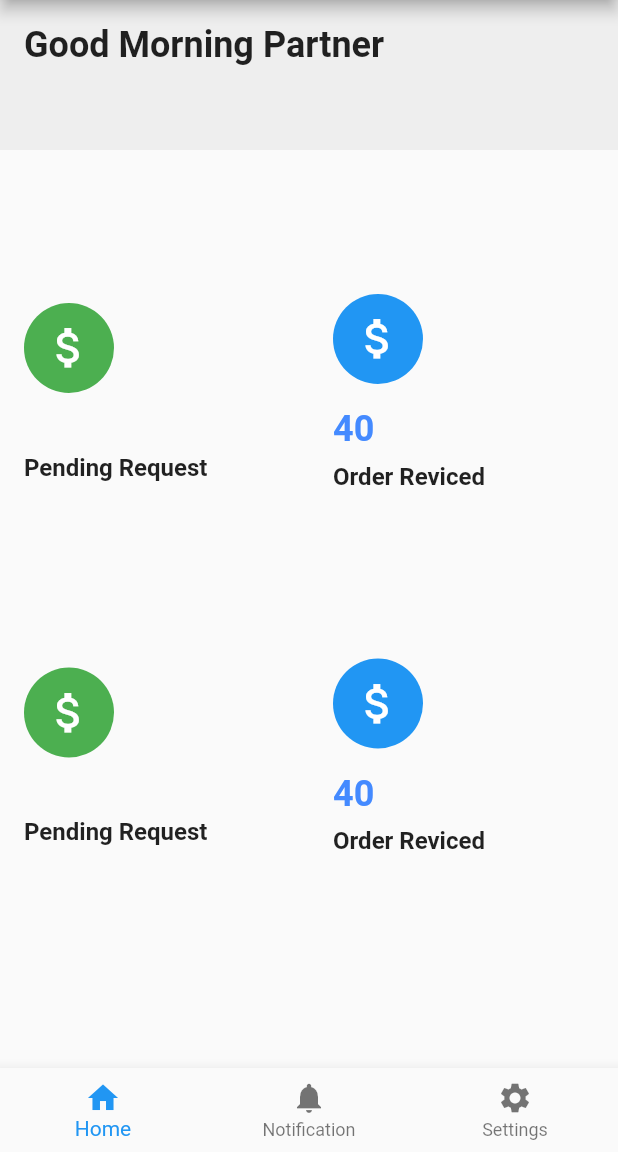
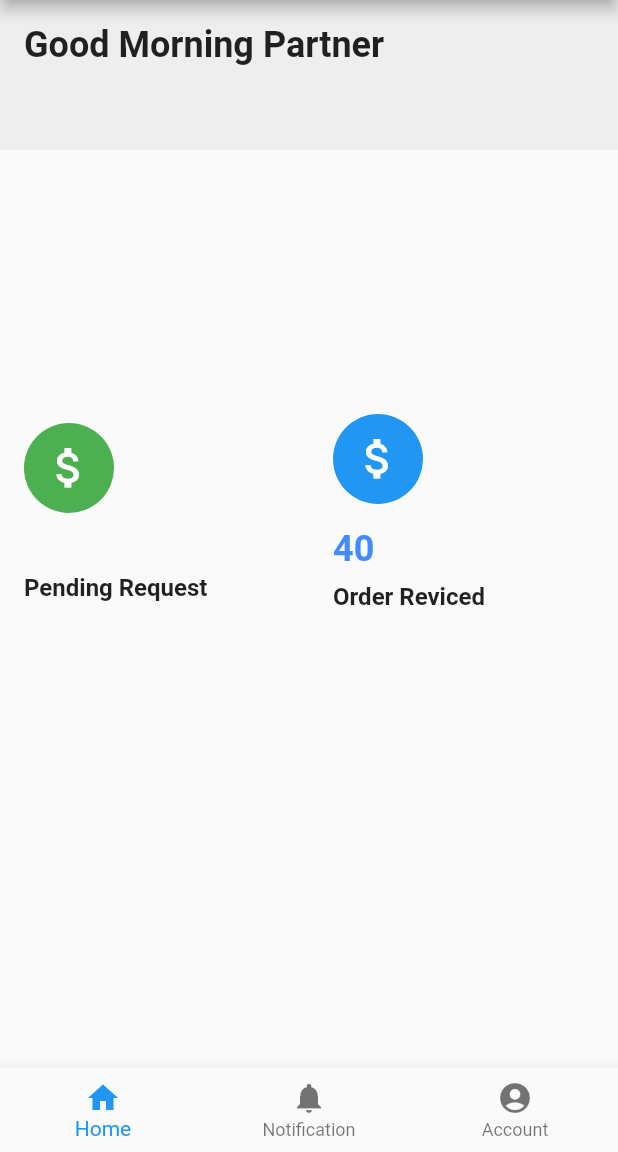
Before and after one commit to Ankit-Dhattarwal/Homzy_provider, a Flutter app: the screen it shows after launch, on a phone screen of 412 x 824 dp, the part 84-1236 px from its top. Run offline on Flutter 3.47's test engine with Material 2 defaults, Android fonts, the light colour scheme and no system bars.

Commit message:
provider first

```diff
--- a/lib/main.dart
+++ b/lib/main.dart
@@ -1,7 +1,5 @@
 import 'package:flutter/material.dart';
-import 'package:font_awesome_flutter/font_awesome_flutter.dart';
 import 'package:provider_night/notification /request_screen.dart';
-import 'package:provider_night/notification /respose.dart';
 import 'package:provider_night/notification /setting_page.dart';
 
 
@@ -51,74 +49,74 @@ class HomeScreen extends StatelessWidget {
             height: 80,
           ),
 
-          Row(
-              children: [
-                Expanded(
-                  child:Container(
-                    padding: EdgeInsets.all(16.0),
-                    child: Column(
-                      crossAxisAlignment: CrossAxisAlignment.start,
-                      children: [
-                        CircleAvatar(
-                          radius: 30.0,
-                          child: Icon(Icons.attach_money, size: 35.0, color: Colors.white),
-                          backgroundColor: Colors.green,
-                        ),
-                        // SizedBox(height: 16.0),
-                        // Text(
-                        //   '60',
-                        //   style: TextStyle(
-                        //     color: Colors.green,
-                        //     fontSize: 24.0,
-                        //     fontWeight: FontWeight.bold,
-                        //   ),
-                        // ),
-                        SizedBox(height: 40.0),
-                        Text(
-                          'Pending Request',
-                          style: TextStyle(
-                            fontSize: 16.0,
-                            fontWeight: FontWeight.bold,
-                          ),
-                        ),
-                      ],
-                    ),
-                  ),
-                ),
-                Expanded(
-                  child: Container(
-                    padding: EdgeInsets.all(16.0),
-                    child: Column(
-                      crossAxisAlignment: CrossAxisAlignment.start,
-                      children: [
-                        CircleAvatar(
-                          radius: 30.0,
-                          child: Icon(Icons.attach_money, size: 35.0, color: Colors.white),
-                          backgroundColor: Colors.blue,
-                        ),
-                        SizedBox(height: 16.0),
-                        Text(
-                          '40',
-                          style: TextStyle(
-                            color: Colors.blueAccent,
-                            fontSize: 24.0,
-                            fontWeight: FontWeight.bold,
-                          ),
-                        ),
-                        SizedBox(height: 8.0),
-                        Text(
-                          'Order Reviced',
-                          style: TextStyle(
-                            fontSize: 16.0,
-                            fontWeight: FontWeight.bold,
-                          ),
-                        ),
-                      ],
-                    ),
-                  ),
-                ),
-              ],
-            ),
+          // Row(
+          //     children: [
+          //       Expanded(
+          //         child:Container(
+          //           padding: EdgeInsets.all(16.0),
+          //           child: Column(
+          //             crossAxisAlignment: CrossAxisAlignment.start,
+          //             children: [
+          //               CircleAvatar(
+          //                 radius: 30.0,
+          //                 child: Icon(Icons.attach_money, size: 35.0, color: Colors.white),
+          //                 backgroundColor: Colors.green,
+          //               ),
+          //               // SizedBox(height: 16.0),
+          //               // Text(
+          //               //   '60',
+          //               //   style: TextStyle(
+          //               //     color: Colors.green,
+          //               //     fontSize: 24.0,
+          //               //     fontWeight: FontWeight.bold,
+          //               //   ),
+          //               // ),
+          //               SizedBox(height: 40.0),
+          //               Text(
+          //                 'Pending Request',
+          //                 style: TextStyle(
+          //                   fontSize: 16.0,
+          //                   fontWeight: FontWeight.bold,
+          //                 ),
+          //               ),
+          //             ],
+          //           ),
+          //         ),
+          //       ),
+          //       Expanded(
+          //         child: Container(
+          //           padding: EdgeInsets.all(16.0),
+          //           child: Column(
+          //             crossAxisAlignment: CrossAxisAlignment.start,
+          //             children: [
+          //               CircleAvatar(
+          //                 radius: 30.0,
+          //                 child: Icon(Icons.attach_money, size: 35.0, color: Colors.white),
+          //                 backgroundColor: Colors.blue,
+          //               ),
+          //               SizedBox(height: 16.0),
+          //               Text(
+          //                 '40',
+          //                 style: TextStyle(
+          //                   color: Colors.blueAccent,
+          //                   fontSize: 24.0,
+          //                   fontWeight: FontWeight.bold,
+          //                 ),
+          //               ),
+          //               SizedBox(height: 8.0),
+          //               Text(
+          //                 'Order Reviced',
+          //                 style: TextStyle(
+          //                   fontSize: 16.0,
+          //                   fontWeight: FontWeight.bold,
+          //                 ),
+          //               ),
+          //             ],
+          //           ),
+          //         ),
+          //       ),
+          //     ],
+          //   ),
             SizedBox(
               height: 80,
             ),
@@ -204,8 +202,8 @@ class HomeScreen extends StatelessWidget {
             label: 'Notification',
           ),
           BottomNavigationBarItem(
-            icon: Icon(Icons.settings),
-            label: 'Settings',
+            icon: Icon(Icons.account_circle_sharp),
+            label: 'Account',
           ),
         ],
         onTap: (int index) {
--- a/pubspec.yaml
+++ b/pubspec.yaml
@@ -36,7 +36,6 @@ dependencies:
   # The following adds the Cupertino Icons font to your application.
   # Use with the CupertinoIcons class for iOS style icons.
   cupertino_icons: ^1.0.2
-  font_awesome_flutter: ^9.2.0
 
 
 dev_dependencies:
```
Also changed, not shown: lib/notification /setting_page.dart (+71 -0 lines), pubspec.lock.
